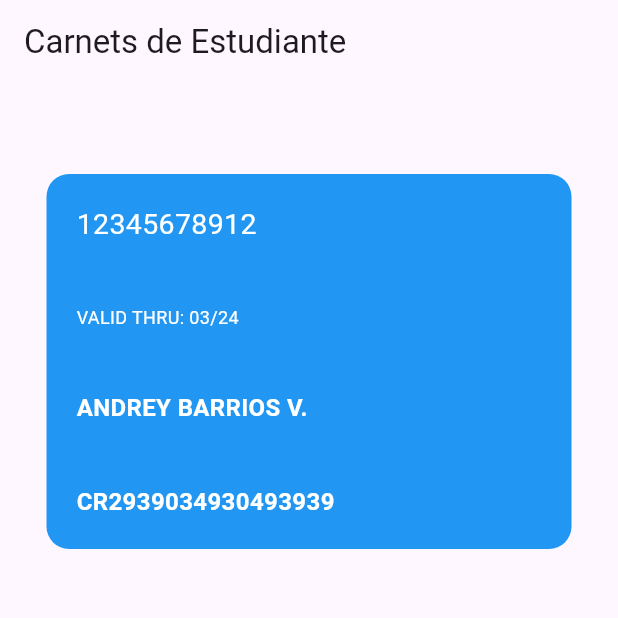
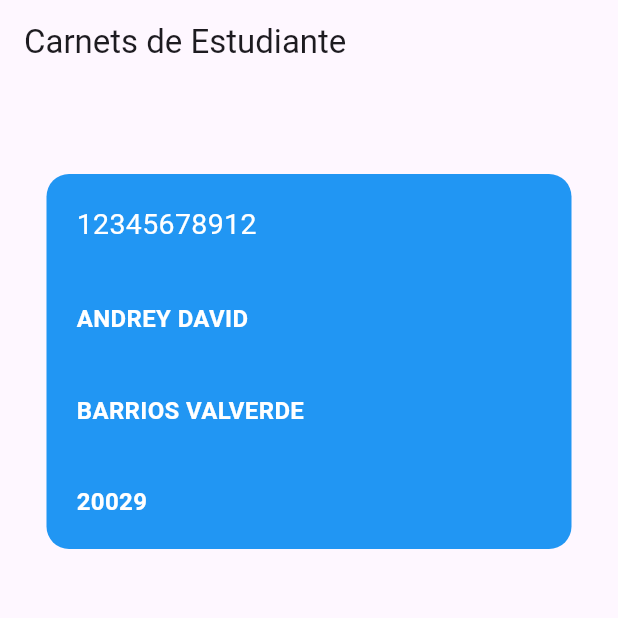
Before and after one commit to AndreyBV5/walletcompass_project, a Flutter app: the Carnet screen opened directly, on a phone screen of 412 x 824 dp, the top half of it. Run offline on Flutter 3.47's test engine with Material 3 defaults, Android fonts, the phone set to English and light mode, and no system bars; our stand-ins replace cloud_firestore, firebase_auth, firebase_core, flutter_credit_card, flutter_slidable, progress_state_button and 2 more; accounts and stored records are empty.

Commit message:
Update User Carnet style

```diff
--- a/lib/model/carnet_card.dart
+++ b/lib/model/carnet_card.dart
@@ -2,17 +2,17 @@ import 'package:flutter/material.dart';
 
 class CarnetEstudiante extends StatelessWidget {
   const CarnetEstudiante({
-    Key? key,
+    super.key,
     required this.numeroTarjeta,
-    required this.fechaVencimiento,
     required this.nombreTitular,
-    required this.numeroCuenta,
-  }) : super(key: key);
+    required this.apellidosTitular,
+    required this.numeroCarnet,
+  });
 
   final String numeroTarjeta;
-  final String fechaVencimiento;
   final String nombreTitular;
-  final String numeroCuenta;
+  final String apellidosTitular;
+  final String numeroCarnet;
 
   @override
   Widget build(BuildContext context) {
@@ -37,13 +37,6 @@ class CarnetEstudiante extends StatelessWidget {
               ),
             ),
             Text(
-              'VALID THRU: $fechaVencimiento',
-              style: const TextStyle(
-                color: Colors.white,
-                fontSize: 12,
-              ),
-            ),
-            Text(
               nombreTitular,
               style: const TextStyle(
                 color: Colors.white,
@@ -52,7 +45,15 @@ class CarnetEstudiante extends StatelessWidget {
               ),
             ),
             Text(
-              numeroCuenta,
+              apellidosTitular,
+              style: const TextStyle(
+                color: Colors.white,
+                fontSize: 16,
+                fontWeight: FontWeight.bold,
+              ),
+            ),
+            Text(
+              numeroCarnet,
               style: const TextStyle(
                 color: Colors.white,
                 fontSize: 16,
--- a/lib/modules_pages/user_carnet.dart
+++ b/lib/modules_pages/user_carnet.dart
@@ -25,9 +25,9 @@ class _CarnetState extends State<Carnet> with SingleTickerProviderStateMixin {
           items: const [
             CarnetEstudiante(
               numeroTarjeta: '12345678912',
-              fechaVencimiento: '03/24',
-              nombreTitular: 'ANDREY BARRIOS V.',
-              numeroCuenta: 'CR2939034930493939',
+              nombreTitular: 'ANDREY DAVID',
+              apellidosTitular: 'BARRIOS VALVERDE',
+              numeroCarnet: "20029",
             ),
           ],
           type: StackedCardCarouselType.cardsStack,
--- a/pubspec.yaml
+++ b/pubspec.yaml
@@ -79,6 +79,7 @@ flutter:
   - assets/images/cedula.png
   - assets/images/bandera-costarica.png
   - assets/images/perfilcedula.jpeg
+  - assets/images/BN_logo.png
 
   # An image asset can refer to one or more resolution-specific "variants", see
   # https://flutter.dev/assets-and-images/#resolution-aware
```
Also changed, not shown: assets/images/BN_logo.png (added), pubspec.lock.
